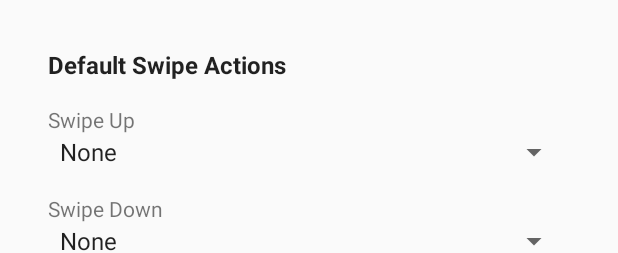
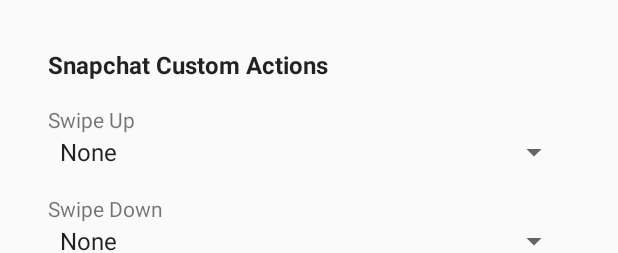
Before and after one commit to MattS8/FingerprintControls, an Android app: the layout dialog_app_actions.xml on its own in the app's theme, with its tools: preview values and no code run, on a phone screen of 412 x 824 dp. Shown: the top 253 px of the screen. Run offline under Robolectric (Android 15) with nearby library versions, the phone set to English and light mode, and no system bars.

Commit message:
Custom App Actions
- Added dialog popup when app info item is clicked

```diff
--- a/app/src/main/res/layout/dialog_app_actions.xml
+++ b/app/src/main/res/layout/dialog_app_actions.xml
@@ -17,6 +17,7 @@
                 app:layout_constraintTop_toBottomOf="@+id/spinner_default_swipe_right"
                 app:layout_constraintEnd_toEndOf="parent" app:layout_constraintBottom_toBottomOf="parent"
                 app:layout_constraintVertical_bias="0.0" android:layout_marginTop="16dp"
+                android:layout_marginBottom="8dp"
                 app:layout_constraintStart_toEndOf="@+id/btnCancel" android:layout_marginStart="8dp"
                 app:layout_constraintHorizontal_bias="0.5" style="@style/Widget.AppCompat.Button.Borderless.Colored"
                 android:layout_marginEnd="32dp"/>
@@ -31,7 +32,8 @@
                 app:layout_constraintEnd_toStartOf="@+id/btnSaveChanges" app:layout_constraintHorizontal_bias="0.0"
                 style="@style/Widget.AppCompat.Button.Borderless.Colored" android:layout_marginStart="32dp"/>
         <TextView
-                android:text="@string/default_swipe_actions"
+                tools:text="Snapchat Custom Actions"
+                android:text="@{viewModel.appName + @string/title_custom_actions}"
                 android:layout_width="wrap_content"
                 android:layout_height="wrap_content"
                 android:id="@+id/title_app_actions"
--- a/app/src/main/res/layout/item_app_info.xml
+++ b/app/src/main/res/layout/item_app_info.xml
@@ -24,7 +24,8 @@
         <LinearLayout android:layout_width="0dp"
                       android:layout_height="wrap_content"
                       android:orientation="vertical"
-                      android:layout_weight=".8">
+                      android:layout_weight=".8"
+                      android:onClick="@{(v) -> viewModel.onAppClicked(v)}">
             <TextView
                     android:layout_width="match_parent"
                     android:layout_height="wrap_content"
--- a/app/src/main/res/values/strings.xml
+++ b/app/src/main/res/values/strings.xml
@@ -28,6 +28,7 @@
     <string name="application_icon">Application Icon</string>
     <string name="delete_custom_actions">Delete custom actions</string>
     <string name="custom_actions">custom actions</string>
+    <string name="title_custom_actions">&#160;Custom Actions</string>
     <string name="custom_action">custom action</string>
     <string name="save_changes">Save Changes</string>
 
@@ -73,6 +74,6 @@
         <item>Scroll Right</item>
         <item>Scroll Up</item>
         <item>Scroll Down</item>
-        <item>Same as Default Action</item>
+        <item>Default Action</item>
     </string-array>
 </resources>
```
Also changed, not shown: app/src/main/java/com/android/ms8/fingerprintcontrols/AppActionsDialog.kt (added, +18 -0 lines), app/src/main/java/com/android/ms8/fingerprintcontrols/data/AppInfo.kt (+12 -0 lines).
